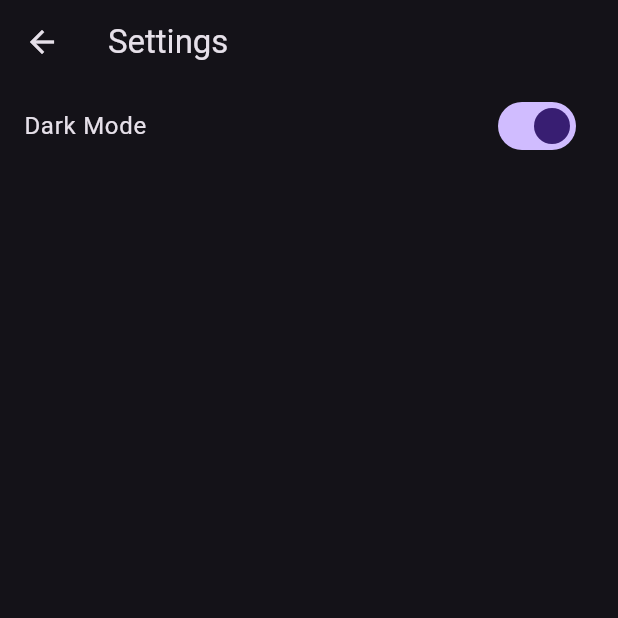
After one commit to wahidonix/gym-tracker-app, a Flutter app: the SettingsScreen screen opened directly, after a tap on "Dark Mode", on a phone screen of 412 x 824 dp, the top half of it. The commit adds this screen. Run offline on Flutter 3.47's test engine with Material 3 defaults, Android fonts, the phone set to English and light mode, and no system bars; our stand-ins replace fl_chart, shared_preferences, sqflite; accounts and stored records are empty.

Commit message:
Add Settings Screen
- Added settings screen to the app

```diff
--- a/lib/main.dart
+++ b/lib/main.dart
@@ -15,23 +15,21 @@ void main() {
 }
 
 class MyApp extends StatelessWidget {
-  const MyApp({Key? key}) : super(key: key);
-
   @override
   Widget build(BuildContext context) {
     return Consumer<ThemeProvider>(
       builder: (context, themeProvider, child) {
         return MaterialApp(
-          title: 'Weight Tracker',
-          theme: ThemeData.light(),
-          darkTheme: ThemeData.dark(),
-          themeMode:
-              themeProvider.isDarkMode ? ThemeMode.dark : ThemeMode.light,
+          debugShowCheckedModeBanner: false,
+          title: 'Gym Tracker',
+          theme: themeProvider.currentTheme,
           home: FutureBuilder<bool>(
             future: DatabaseHelper().hasUserProfile(),
             builder: (context, snapshot) {
               if (snapshot.connectionState == ConnectionState.waiting) {
-                return CircularProgressIndicator();
+                return Scaffold(
+                  body: Center(child: CircularProgressIndicator()),
+                );
               } else if (snapshot.hasData && snapshot.data!) {
                 return HomeScreen();
               } else {
--- a/lib/providers/theme_provider.dart
+++ b/lib/providers/theme_provider.dart
@@ -3,25 +3,29 @@ import 'package:shared_preferences/shared_preferences.dart';
 
 class ThemeProvider with ChangeNotifier {
   bool _isDarkMode = false;
+
   bool get isDarkMode => _isDarkMode;
 
+  ThemeData get currentTheme =>
+      _isDarkMode ? ThemeData.dark() : ThemeData.light();
+
   ThemeProvider() {
-    _loadThemeFromPrefs();
+    _loadThemePreference();
   }
 
   void toggleTheme() {
     _isDarkMode = !_isDarkMode;
-    _saveThemeToPrefs();
+    _saveThemePreference();
     notifyListeners();
   }
 
-  Future<void> _loadThemeFromPrefs() async {
+  Future<void> _loadThemePreference() async {
     final prefs = await SharedPreferences.getInstance();
     _isDarkMode = prefs.getBool('isDarkMode') ?? false;
     notifyListeners();
   }
 
-  Future<void> _saveThemeToPrefs() async {
+  Future<void> _saveThemePreference() async {
     final prefs = await SharedPreferences.getInstance();
     prefs.setBool('isDarkMode', _isDarkMode);
   }
--- a/lib/screens/home_screen.dart
+++ b/lib/screens/home_screen.dart
@@ -4,6 +4,7 @@ import '../providers/theme_provider.dart';
 import 'daily_log_screen.dart';
 import 'progress_screen.dart';
 import 'user_profile_screen.dart';
+import 'settings_screen.dart';
 
 class HomeScreen extends StatefulWidget {
   const HomeScreen({Key? key}) : super(key: key);
@@ -32,12 +33,16 @@ class _HomeScreenState extends State<HomeScreen> {
       appBar: AppBar(
         title: Text(_getTitleForIndex(_selectedIndex)),
         actions: [
-          IconButton(
-            icon: Icon(Icons.brightness_6),
-            onPressed: () {
-              Provider.of<ThemeProvider>(context, listen: false).toggleTheme();
-            },
-          ),
+          if (_selectedIndex == 2) // Only show settings icon on profile screen
+            IconButton(
+              icon: Icon(Icons.settings),
+              onPressed: () {
+                Navigator.push(
+                  context,
+                  MaterialPageRoute(builder: (context) => SettingsScreen()),
+                );
+              },
+            ),
         ],
       ),
       body: _widgetOptions.elementAt(_selectedIndex),
--- /dev/null
+++ b/lib/screens/settings_screen.dart
@@ -0,0 +1,29 @@
+import 'package:flutter/material.dart';
+import 'package:provider/provider.dart';
+import '../providers/theme_provider.dart';
+
+class SettingsScreen extends StatelessWidget {
+  const SettingsScreen({Key? key}) : super(key: key);
+
+  @override
+  Widget build(BuildContext context) {
+    final themeProvider = Provider.of<ThemeProvider>(context);
+
+    return Scaffold(
+      appBar: AppBar(
+        title: Text('Settings'),
+      ),
+      body: ListView(
+        children: [
+          SwitchListTile(
+            title: Text('Dark Mode'),
+            value: themeProvider.isDarkMode,
+            onChanged: (value) {
+              themeProvider.toggleTheme();
+            },
+          ),
+        ],
+      ),
+    );
+  }
+}
```
